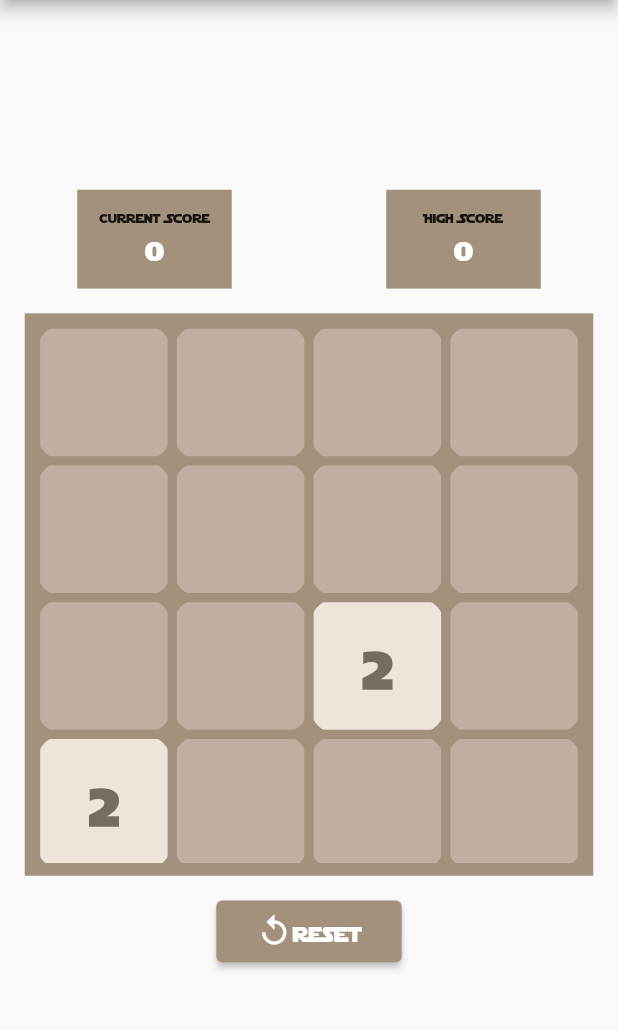
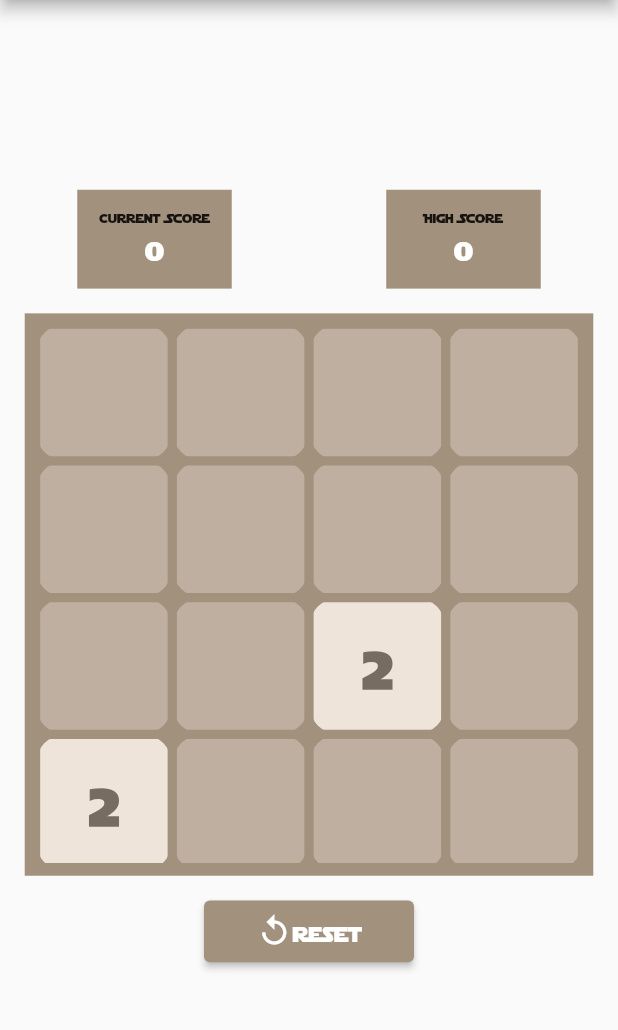
Before and after one commit to anuranBarman/2048, a Flutter app: the screen it shows after launch, on a phone screen of 412 x 824 dp, the part 84-1114 px from its top. Run offline on Flutter 3.47's test engine with Material 2 defaults, Android fonts, the phone set to English and light mode, and no system bars; our stand-ins replace animate_do, equatable, flutter_bloc, get_it, shared_preferences, sizer; statements that could not run were skipped.

```diff
--- a/lib/screens/game_screen.dart
+++ b/lib/screens/game_screen.dart
@@ -141,7 +141,7 @@ class _GameScreenState extends State<GameScreen> {
                             textAlign: TextAlign.center,
                             style: TextStyle(
                               color: Colors.amber,
-                              fontSize: 30.0.sp,
+                              fontSize: 25.0.sp,
                             ),
                           ),
                         ),
@@ -167,7 +167,7 @@ class _GameScreenState extends State<GameScreen> {
                             textAlign: TextAlign.center,
                             style: TextStyle(
                               color: Colors.red,
-                              fontSize: 30.0.sp,
+                              fontSize: 25.0.sp,
                             ),
                           ),
                         ),
@@ -194,7 +194,7 @@ class _GameScreenState extends State<GameScreen> {
           ),
           SizedBox(
               height: 10.0.w,
-              width: 30.0.w,
+              width: 140,
               child: ElevatedButton(
                 style: ButtonStyle(
                     backgroundColor: MaterialStateProperty.all<Color>(
```
Also changed, not shown: lib/cubit/game_cubit.dart (+13 -2 lines).
